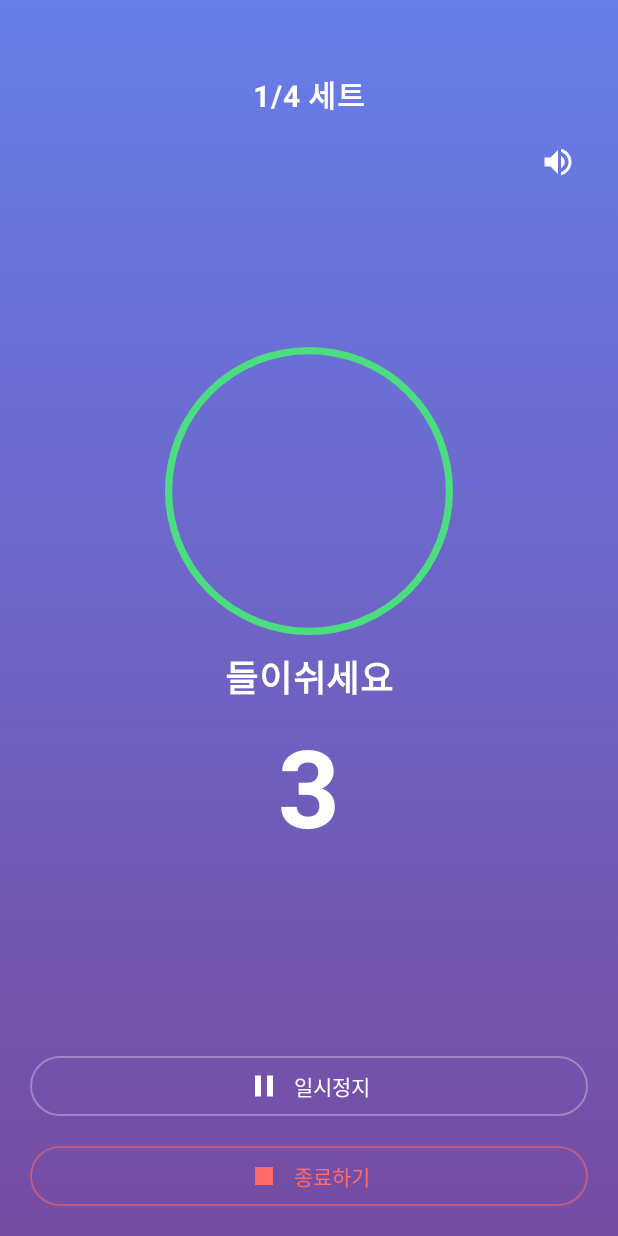
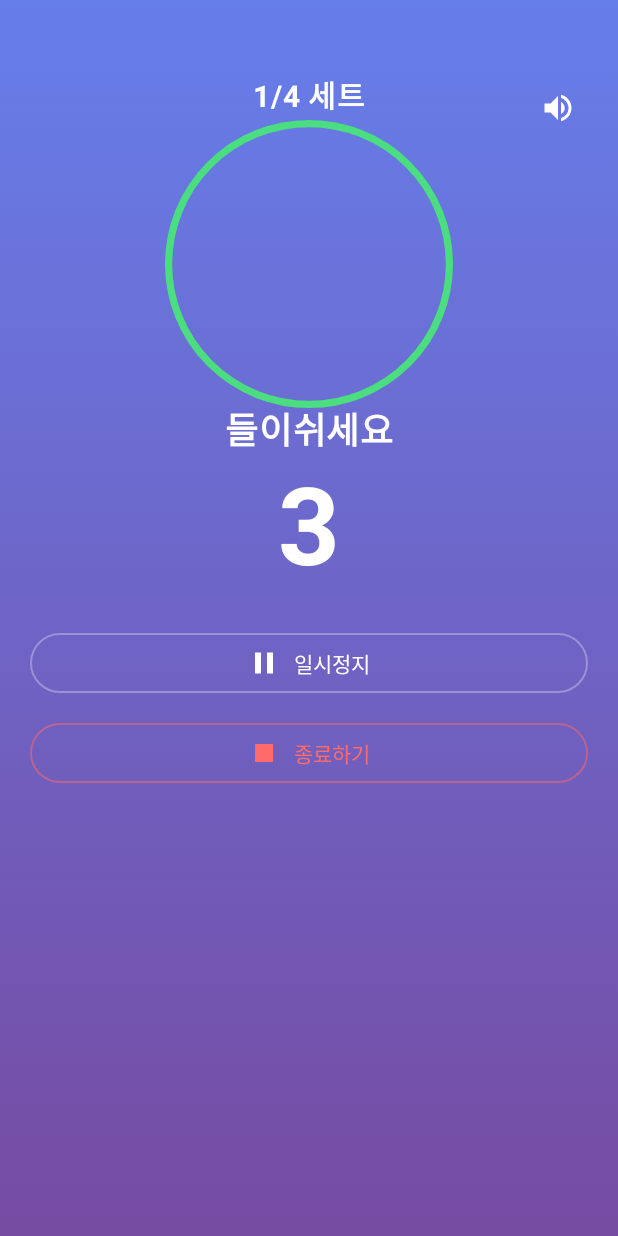
Before and after one commit to Pakker7/breathing-app, an Android app built with Jetpack Compose: the BreathingScreen screen opened through its navigation route, on a phone screen of 412 x 824 dp. Run offline under Robolectric (Android 15) with nearby library versions, the phone set to English and light mode, and no system bars.

Commit message:
호흡운동 화면이 잘리는 오류수정 css 수정

```diff
--- a/app/src/main/java/com/breathing/app/screens/BreathingScreen.kt
+++ b/app/src/main/java/com/breathing/app/screens/BreathingScreen.kt
@@ -153,11 +153,17 @@ fun BreathingScreen(
         Column(
             modifier = Modifier.fillMaxSize()
         ) {
-            // Status Bar
+            // Header with Status and Volume
+            Box(
+                modifier = Modifier
+                    .fillMaxWidth()
+                    .padding(top = 48.dp)
+            ) {
+                // Status Bar - 가운데
                 Row(
                     modifier = Modifier
                         .fillMaxWidth()
-                    .padding(top = 48.dp, start = 16.dp, end = 16.dp, bottom = 5.dp),
+                        .padding(bottom = 12.dp),
                     horizontalArrangement = Arrangement.Center,
                     verticalAlignment = Alignment.CenterVertically
                 ) {
@@ -169,7 +175,7 @@ fun BreathingScreen(
                     )
                 }
 
-            // Volume Control Button (separated)
+                // Volume Control Button - 오른쪽
                 Box(
                     modifier = Modifier
                         .fillMaxWidth()
@@ -184,17 +190,14 @@ fun BreathingScreen(
                         )
                     }
                 }
+            }
 
-            // Breathing Circle
-            Box(
+            // Breathing Circle - 세트와 가까이
+            Column(
                 modifier = Modifier
-                    .weight(1f)
-                    .fillMaxWidth(),
-                contentAlignment = Alignment.Center
-            ) {
-                Column(
-                    horizontalAlignment = Alignment.CenterHorizontally,
-                    verticalArrangement = Arrangement.Center
+                    .fillMaxWidth()
+                    .padding(horizontal = 16.dp),
+                horizontalAlignment = Alignment.CenterHorizontally
             ) {
                 Box(
                     modifier = Modifier
@@ -210,7 +213,7 @@ fun BreathingScreen(
                     // Empty circle
                 }
 
-                    Spacer(modifier = Modifier.height(10.dp))
+                Spacer(modifier = Modifier.height(6.dp))
 
                 // Status Text
                 Text(
@@ -218,7 +221,7 @@ fun BreathingScreen(
                     fontSize = 24.sp,
                     color = Color.White,
                     fontWeight = FontWeight.Bold,
-                        modifier = Modifier.padding(vertical = 16.dp)
+                    modifier = Modifier.padding(vertical = 6.dp)
                 )
 
                 // Counter
@@ -229,13 +232,15 @@ fun BreathingScreen(
                     fontWeight = FontWeight.Bold
                 )
             }
-            }
+
+            // Spacer - 최소한만 사용 (간격 줄이기)
+            Spacer(modifier = Modifier.height(24.dp))
 
             // Control Buttons
             Column(
                 modifier = Modifier
                     .fillMaxWidth()
-                    .padding(horizontal = 20.dp, vertical = 16.dp),
+                    .padding(start = 20.dp, end = 20.dp, bottom = 24.dp),
                 verticalArrangement = Arrangement.spacedBy(12.dp)
             ) {
                 OutlinedButton(
```
Lines whose indentation alone changed are shown as unchanged.
